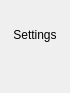
The window that Desktop/menubutton.ui (antofik/RedHelper) describes before a commit, drawn with Qt 5.
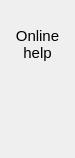
The same window after the commit. Icons and pictures are not drawn.

Patch:
```diff
--- a/Desktop/menubutton.ui
+++ b/Desktop/menubutton.ui
@@ -6,12 +6,12 @@
    <rect>
     <x>0</x>
     <y>0</y>
-    <width>70</width>
-    <height>93</height>
+    <width>75</width>
+    <height>158</height>
    </rect>
   </property>
   <property name="sizePolicy">
-   <sizepolicy hsizetype="Fixed" vsizetype="Preferred">
+   <sizepolicy hsizetype="Fixed" vsizetype="Expanding">
     <horstretch>0</horstretch>
     <verstretch>0</verstretch>
    </sizepolicy>
@@ -43,6 +43,12 @@
    </property>
    <item row="0" column="0">
     <widget class="QWidget" name="widget" native="true">
+     <property name="sizePolicy">
+      <sizepolicy hsizetype="Preferred" vsizetype="Expanding">
+       <horstretch>0</horstretch>
+       <verstretch>0</verstretch>
+      </sizepolicy>
+     </property>
      <property name="styleSheet">
       <string notr="true">#widget:hover{
     border-style: solid;
@@ -69,7 +75,13 @@
        <number>4</number>
       </property>
       <property name="bottomMargin">
-       <number>4</number>
+       <number>0</number>
+      </property>
+      <property name="horizontalSpacing">
+       <number>6</number>
+      </property>
+      <property name="verticalSpacing">
+       <number>5</number>
       </property>
       <item row="0" column="0">
        <widget class="QLabel" name="image">
@@ -92,26 +104,37 @@
       </item>
       <item row="1" column="0">
        <widget class="QLabel" name="text">
-        <property name="sizePolicy">
-         <sizepolicy hsizetype="Preferred" vsizetype="Fixed">
-          <horstretch>0</horstretch>
-          <verstretch>0</verstretch>
-         </sizepolicy>
+        <property name="minimumSize">
+         <size>
+          <width>0</width>
+          <height>24</height>
+         </size>
+        </property>
+        <property name="font">
+         <font>
+          <pointsize>11</pointsize>
+         </font>
         </property>
         <property name="text">
-         <string>Settings</string>
+         <string>Online help</string>
         </property>
         <property name="alignment">
-         <set>Qt::AlignCenter</set>
+         <set>Qt::AlignHCenter|Qt::AlignTop</set>
+        </property>
+        <property name="wordWrap">
+         <bool>true</bool>
         </property>
        </widget>
       </item>
       <item row="2" column="0">
        <spacer name="verticalSpacer">
+        <property name="orientation">
+         <enum>Qt::Vertical</enum>
+        </property>
         <property name="sizeHint" stdset="0">
          <size>
-          <width>0</width>
-          <height>10</height>
+          <width>20</width>
+          <height>40</height>
          </size>
         </property>
        </spacer>
```
